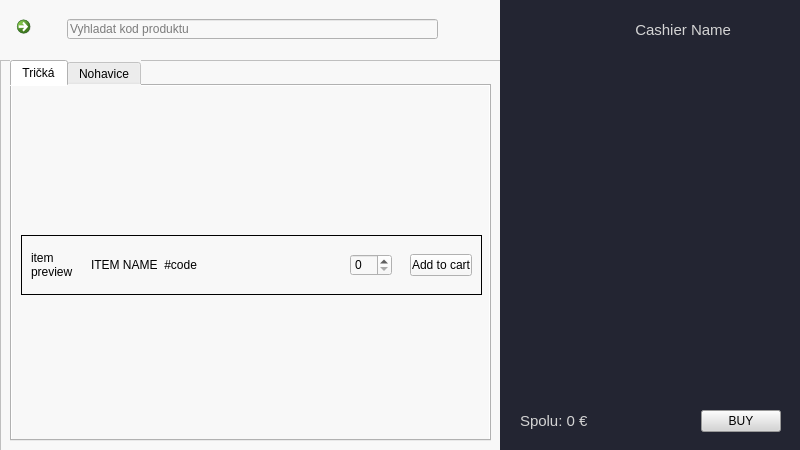
Before: the Qt Designer form source/code/main.ui in tomas-magat/camels-eshop-infosystem, drawn with Qt 5.
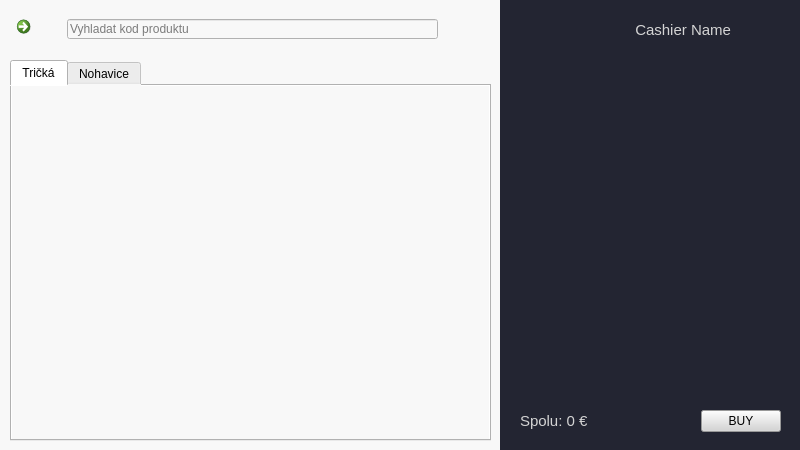
After: the same form once the commit is applied. The open tabs and pages were chosen to show the change. Icons and pictures are not drawn.

```diff
--- a/source/code/main.ui
+++ b/source/code/main.ui
@@ -46,12 +46,6 @@
      <number>1</number>
     </property>
     <widget class="QWidget" name="portal">
-     <property name="sizePolicy">
-      <sizepolicy hsizetype="Preferred" vsizetype="Preferred">
-       <horstretch>0</horstretch>
-       <verstretch>0</verstretch>
-      </sizepolicy>
-     </property>
      <widget class="QWidget" name="left" native="true">
       <property name="geometry">
        <rect>
@@ -61,12 +55,6 @@
         <height>451</height>
        </rect>
       </property>
-      <property name="sizePolicy">
-       <sizepolicy hsizetype="Preferred" vsizetype="Preferred">
-        <horstretch>0</horstretch>
-        <verstretch>0</verstretch>
-       </sizepolicy>
-      </property>
       <layout class="QVBoxLayout" name="verticalLayout">
        <property name="spacing">
         <number>0</number>
@@ -211,10 +199,10 @@
           </sizepolicy>
          </property>
          <property name="frameShape">
-          <enum>QFrame::StyledPanel</enum>
+          <enum>QFrame::NoFrame</enum>
          </property>
          <property name="frameShadow">
-          <enum>QFrame::Raised</enum>
+          <enum>QFrame::Plain</enum>
          </property>
          <widget class="QTabWidget" name="itemCategories">
           <property name="geometry">
@@ -265,6 +253,16 @@
              </property>
              <item>
               <widget class="QScrollArea" name="shirtsCatalog">
+               <property name="styleSheet">
+                <string notr="true">QScrollBar:vertical {
+	width: 20px;
+	border-radius: 5px;
+	background-color: rgb(218, 218, 218);
+}</string>
+               </property>
+               <property name="frameShape">
+                <enum>QFrame::StyledPanel</enum>
+               </property>
                <property name="widgetResizable">
                 <bool>true</bool>
                </property>
@@ -277,120 +275,7 @@
                   <height>359</height>
                  </rect>
                 </property>
-                <layout class="QVBoxLayout" name="verticalLayout_3">
-                 <item>
-                  <widget class="QFrame" name="itemCard_2">
-                   <property name="minimumSize">
-                    <size>
-                     <width>200</width>
-                     <height>60</height>
-                    </size>
-                   </property>
-                   <property name="maximumSize">
-                    <size>
-                     <width>16777215</width>
-                     <height>60</height>
-                    </size>
-                   </property>
-                   <property name="frameShape">
-                    <enum>QFrame::Box</enum>
-                   </property>
-                   <property name="frameShadow">
-                    <enum>QFrame::Plain</enum>
-                   </property>
-                   <layout class="QHBoxLayout" name="horizontalLayout_2">
-                    <property name="spacing">
-                     <number>0</number>
-                    </property>
-                    <property name="leftMargin">
-                     <number>0</number>
-                    </property>
-                    <property name="topMargin">
-                     <number>0</number>
-                    </property>
-                    <property name="rightMargin">
-                     <number>0</number>
-                    </property>
-                    <property name="bottomMargin">
-                     <number>0</number>
-                    </property>
-                    <item>
-                     <widget class="QWidget" name="itemPreview_2" native="true">
-                      <property name="maximumSize">
-                       <size>
-                        <width>60</width>
-                        <height>16777215</height>
-                       </size>
-                      </property>
-                      <layout class="QVBoxLayout" name="verticalLayout_8">
-                       <item>
-                        <widget class="QLabel" name="label_9">
-                         <property name="text">
-                          <string>item preview</string>
-                         </property>
-                         <property name="wordWrap">
-                          <bool>true</bool>
-                         </property>
-                        </widget>
-                       </item>
-                      </layout>
-                     </widget>
-                    </item>
-                    <item>
-                     <widget class="QWidget" name="itemName_2" native="true">
-                      <layout class="QVBoxLayout" name="verticalLayout_7">
-                       <item>
-                        <widget class="QLabel" name="label_10">
-                         <property name="text">
-                          <string>ITEM NAME  #code</string>
-                         </property>
-                        </widget>
-                       </item>
-                      </layout>
-                     </widget>
-                    </item>
-                    <item>
-                     <widget class="QWidget" name="itemCount_2" native="true">
-                      <property name="maximumSize">
-                       <size>
-                        <width>60</width>
-                        <height>16777215</height>
-                       </size>
-                      </property>
-                      <layout class="QVBoxLayout" name="verticalLayout_5">
-                       <item>
-                        <widget class="QSpinBox" name="spinBox_8">
-                         <property name="styleSheet">
-                          <string notr="true"/>
-                         </property>
-                        </widget>
-                       </item>
-                      </layout>
-                     </widget>
-                    </item>
-                    <item>
-                     <widget class="QWidget" name="addButton_2" native="true">
-                      <property name="maximumSize">
-                       <size>
-                        <width>80</width>
-                        <height>16777215</height>
-                       </size>
-                      </property>
-                      <layout class="QVBoxLayout" name="verticalLayout_6">
-                       <item>
-                        <widget class="QPushButton" name="pushButton_2">
-                         <property name="text">
-                          <string>Add to cart</string>
-                         </property>
-                        </widget>
-                       </item>
-                      </layout>
-                     </widget>
-                    </item>
-                   </layout>
-                  </widget>
-                 </item>
-                </layout>
+                <layout class="QVBoxLayout" name="verticalLayout_3"/>
                </widget>
               </widget>
              </item>
@@ -1046,6 +931,34 @@
               <verstretch>0</verstretch>
              </sizepolicy>
             </property>
+            <layout class="QVBoxLayout" name="verticalLayout_5">
+             <item>
+              <widget class="QPushButton" name="image">
+               <property name="minimumSize">
+                <size>
+                 <width>247</width>
+                 <height>247</height>
+                </size>
+               </property>
+               <property name="styleSheet">
+                <string notr="true">border:none;</string>
+               </property>
+               <property name="text">
+                <string/>
+               </property>
+               <property name="icon">
+                <iconset>
+                 <normaloff>../../assets/images/tricko.jpg</normaloff>../../assets/images/tricko.jpg</iconset>
+               </property>
+               <property name="iconSize">
+                <size>
+                 <width>247</width>
+                 <height>247</height>
+                </size>
+               </property>
+              </widget>
+             </item>
+            </layout>
            </widget>
           </item>
           <item>
```
Left out of the diff: 32 changed lines with no effect on the pictures.
